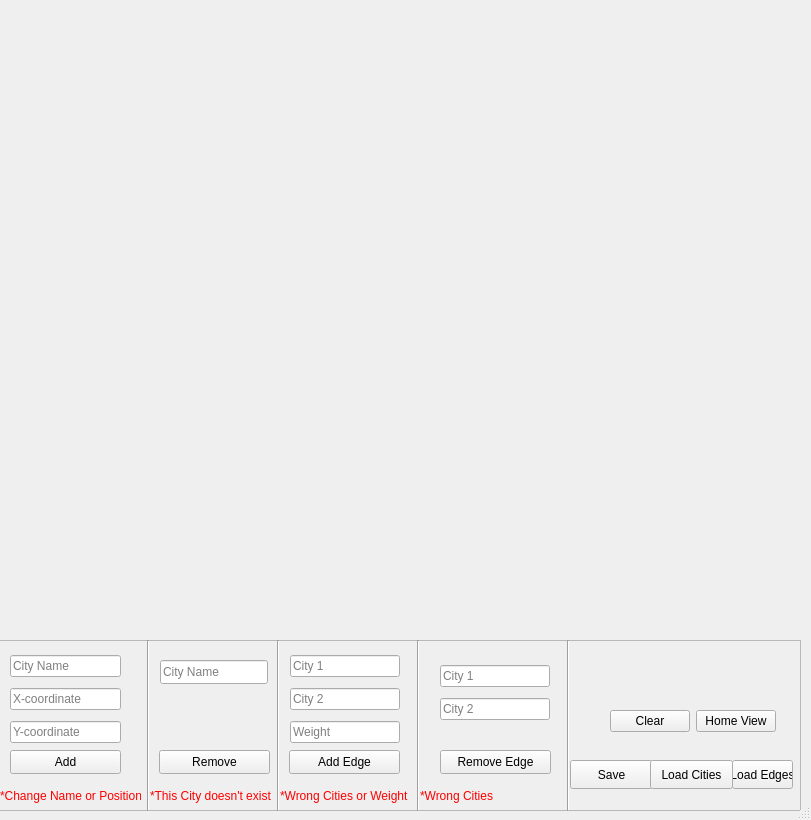
Old version of the form Wasalnithree/mainwindow.ui in the repository MohamESalem/Wasalni-QT.
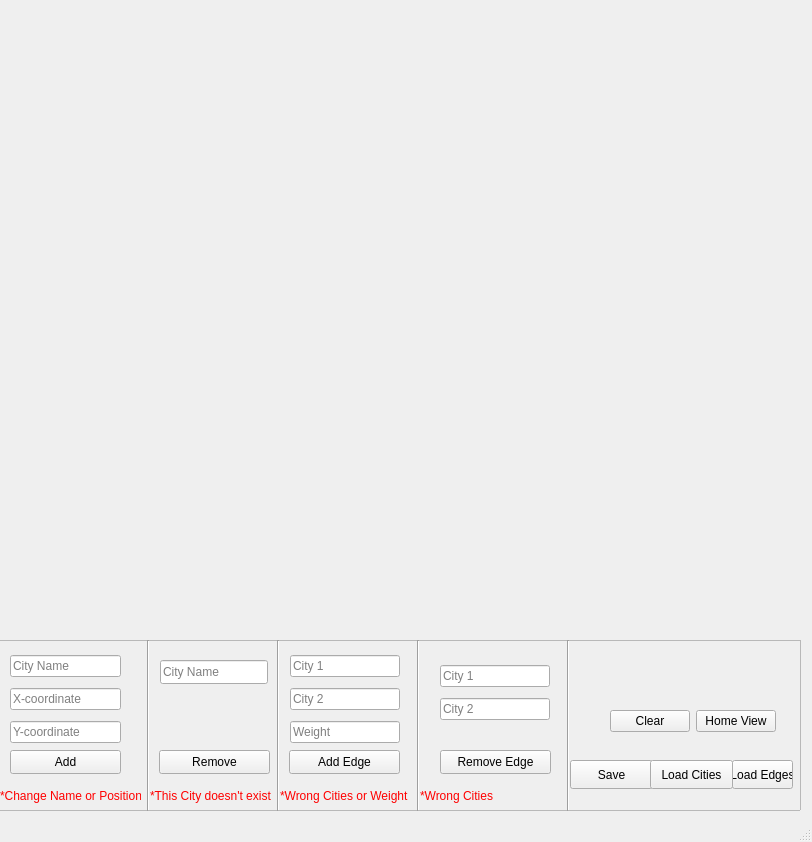
New version of the form.

Commit message: Edited minimum and maximum width for the main window

```diff
--- a/Wasalnithree/mainwindow.ui
+++ b/Wasalnithree/mainwindow.ui
@@ -9,19 +9,19 @@
    <rect>
     <x>0</x>
     <y>0</y>
-    <width>811</width>
-    <height>820</height>
+    <width>812</width>
+    <height>842</height>
    </rect>
   </property>
   <property name="minimumSize">
    <size>
-    <width>804</width>
+    <width>812</width>
     <height>820</height>
    </size>
   </property>
   <property name="maximumSize">
    <size>
-    <width>900</width>
+    <width>812</width>
     <height>842</height>
    </size>
   </property>
```
Left out of the diff: 2 changed lines with no effect on the pictures. The commit also changes 1 other file.
